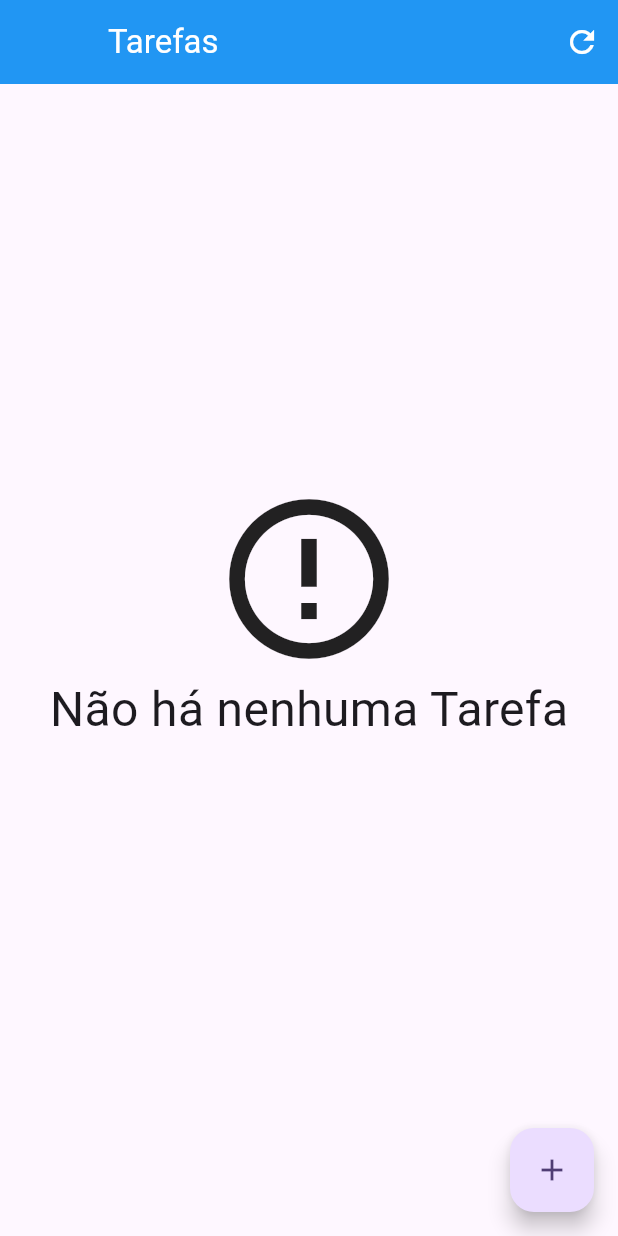
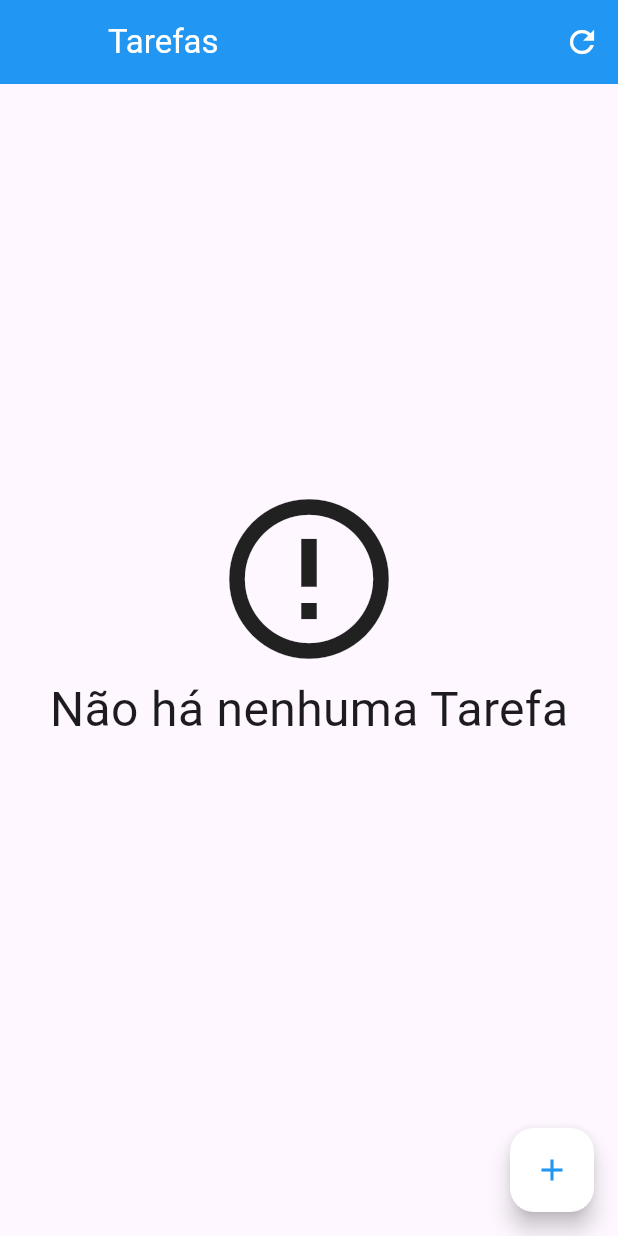
Before and after one commit to LuisEduardo21/Flutter_Teste, a Flutter app: the screen it shows after launch, on a phone screen of 412 x 824 dp. Run offline on Flutter 3.47's test engine with Material 2 defaults, Android fonts, the phone set to English and light mode, and no system bars; our stand-ins replace sqflite; accounts and stored records are empty.

Commit message:
feat: 💄 mudance color button

```diff
--- a/lib/screens/initial_screen.dart
+++ b/lib/screens/initial_screen.dart
@@ -91,6 +91,7 @@ class _InitialScreenState extends State<InitialScreen> {
             }),
       ),
       floatingActionButton: FloatingActionButton(
+        backgroundColor: Colors.white,
         onPressed: () {
           Navigator.push(
             context,
@@ -103,7 +104,7 @@ class _InitialScreenState extends State<InitialScreen> {
                 print('Recarregando a tela inicia');
               }));
         },
-        child: const Icon(Icons.add),
+        child: const Icon(Icons.add, color: Colors.blue,),
       ),
     );
   }
```
